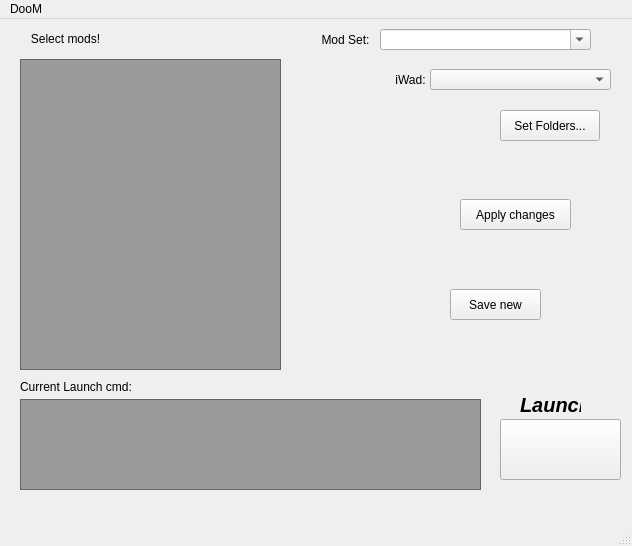
Before: the Qt Designer form mainwindow.ui in p-sh07/qt-cpp-the-plasma-launcher, drawn with Qt 5.
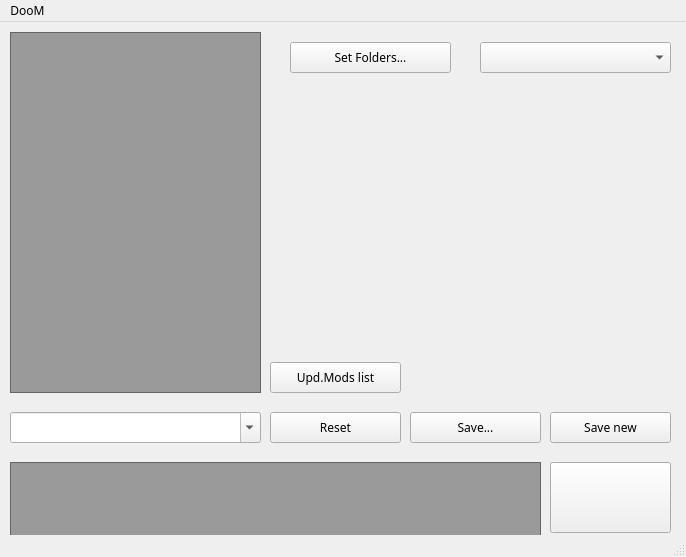
After: the same form once the commit is applied. Icons and pictures are not drawn.

The edit to the form file:
```diff
--- a/mainwindow.ui
+++ b/mainwindow.ui
@@ -6,8 +6,8 @@
    <rect>
     <x>0</x>
     <y>0</y>
-    <width>632</width>
-    <height>546</height>
+    <width>686</width>
+    <height>557</height>
    </rect>
   </property>
   <property name="minimumSize">
@@ -18,10 +18,15 @@
   </property>
   <property name="maximumSize">
    <size>
-    <width>632</width>
-    <height>546</height>
+    <width>686</width>
+    <height>557</height>
    </size>
   </property>
+  <property name="font">
+   <font>
+    <family>Fira Code</family>
+   </font>
+  </property>
   <property name="windowTitle">
    <string>PlasmaLauncher</string>
   </property>
@@ -29,132 +34,13 @@
    <string notr="true">background-image: url(:/plasma-resized.png);</string>
   </property>
   <widget class="QWidget" name="centralwidget">
-   <widget class="QLabel" name="label_3">
-    <property name="geometry">
-     <rect>
-      <x>20</x>
-      <y>10</y>
-      <width>91</width>
-      <height>20</height>
-     </rect>
-    </property>
-    <property name="text">
-     <string>Select mods!</string>
-    </property>
-    <property name="alignment">
-     <set>Qt::AlignCenter</set>
-    </property>
-    <property name="wordWrap">
-     <bool>true</bool>
-    </property>
-   </widget>
-   <widget class="QPushButton" name="save_btn">
-    <property name="geometry">
-     <rect>
-      <x>450</x>
-      <y>270</y>
-      <width>91</width>
-      <height>31</height>
-     </rect>
-    </property>
-    <property name="palette">
-     <palette>
-      <active>
-       <colorrole role="Light">
-        <brush brushstyle="SolidPattern">
-         <color alpha="255">
-          <red>15</red>
-          <green>125</green>
-          <blue>127</blue>
-         </color>
-        </brush>
-       </colorrole>
-      </active>
-      <inactive>
-       <colorrole role="Light">
-        <brush brushstyle="SolidPattern">
-         <color alpha="255">
-          <red>15</red>
-          <green>125</green>
-          <blue>127</blue>
-         </color>
-        </brush>
-       </colorrole>
-      </inactive>
-      <disabled>
-       <colorrole role="Light">
-        <brush brushstyle="SolidPattern">
-         <color alpha="255">
-          <red>15</red>
-          <green>125</green>
-          <blue>127</blue>
-         </color>
-        </brush>
-       </colorrole>
-      </disabled>
-     </palette>
-    </property>
-    <property name="text">
-     <string>Save new</string>
-    </property>
-   </widget>
-   <widget class="QPushButton" name="apply_btn">
-    <property name="geometry">
-     <rect>
-      <x>460</x>
-      <y>180</y>
-      <width>111</width>
-      <height>31</height>
-     </rect>
-    </property>
-    <property name="palette">
-     <palette>
-      <active>
-       <colorrole role="Light">
-        <brush brushstyle="SolidPattern">
-         <color alpha="255">
-          <red>15</red>
-          <green>125</green>
-          <blue>127</blue>
-         </color>
-        </brush>
-       </colorrole>
-      </active>
-      <inactive>
-       <colorrole role="Light">
-        <brush brushstyle="SolidPattern">
-         <color alpha="255">
-          <red>15</red>
-          <green>125</green>
-          <blue>127</blue>
-         </color>
-        </brush>
-       </colorrole>
-      </inactive>
-      <disabled>
-       <colorrole role="Light">
-        <brush brushstyle="SolidPattern">
-         <color alpha="255">
-          <red>15</red>
-          <green>125</green>
-          <blue>127</blue>
-         </color>
-        </brush>
-       </colorrole>
-      </disabled>
-     </palette>
-    </property>
-    <property name="text">
-     <string>Apply changes</string>
-    </property>
-   </widget>
    <widget class="QListWidget" name="mods_selection_list">
     <property name="geometry">
      <rect>
-      <x>20</x>
-      <y>40</y>
-      <width>261</width>
-      <height>311</height>
+      <x>10</x>
+      <y>10</y>
+      <width>251</width>
+      <height>361</height>
      </rect>
     </property>
     <property name="autoFillBackground">
@@ -165,93 +51,13 @@
 background-color: rgba(10,10,10, 95);</string>
     </property>
    </widget>
-   <widget class="QLabel" name="label_6">
-    <property name="geometry">
-     <rect>
-      <x>310</x>
-      <y>10</y>
-      <width>71</width>
-      <height>21</height>
-     </rect>
-    </property>
-    <property name="palette">
-     <palette>
-      <active>
-       <colorrole role="Dark">
-        <brush brushstyle="SolidPattern">
-         <color alpha="255">
-          <red>0</red>
-          <green>170</green>
-          <blue>255</blue>
-         </color>
-        </brush>
-       </colorrole>
-      </active>
-      <inactive>
-       <colorrole role="Dark">
-        <brush brushstyle="SolidPattern">
-         <color alpha="255">
-          <red>0</red>
-          <green>170</green>
-          <blue>255</blue>
-         </color>
-        </brush>
-       </colorrole>
-      </inactive>
-      <disabled>
-       <colorrole role="WindowText">
-        <brush brushstyle="SolidPattern">
-         <color alpha="255">
-          <red>0</red>
-          <green>170</green>
-          <blue>255</blue>
-         </color>
-        </brush>
-       </colorrole>
-       <colorrole role="Dark">
-        <brush brushstyle="SolidPattern">
-         <color alpha="255">
-          <red>0</red>
-          <green>170</green>
-          <blue>255</blue>
-         </color>
-        </brush>
-       </colorrole>
-       <colorrole role="Text">
-        <brush brushstyle="SolidPattern">
-         <color alpha="255">
-          <red>0</red>
-          <green>170</green>
-          <blue>255</blue>
-         </color>
-        </brush>
-       </colorrole>
-       <colorrole role="ButtonText">
-        <brush brushstyle="SolidPattern">
-         <color alpha="255">
-          <red>0</red>
-          <green>170</green>
-          <blue>255</blue>
-         </color>
-        </brush>
-       </colorrole>
-      </disabled>
-     </palette>
-    </property>
-    <property name="text">
-     <string>Mod Set:</string>
-    </property>
-    <property name="alignment">
-     <set>Qt::AlignCenter</set>
-    </property>
-   </widget>
    <widget class="QComboBox" name="modset_select_combo">
     <property name="geometry">
      <rect>
-      <x>380</x>
-      <y>10</y>
-      <width>211</width>
-      <height>21</height>
+      <x>10</x>
+      <y>390</y>
+      <width>251</width>
+      <height>31</height>
      </rect>
     </property>
     <property name="editable">
@@ -261,41 +67,20 @@
    <widget class="QComboBox" name="iwad_select_combo">
     <property name="geometry">
      <rect>
-      <x>430</x>
-      <y>50</y>
-      <width>181</width>
-      <height>21</height>
+      <x>480</x>
+      <y>20</y>
+      <width>191</width>
+      <height>31</height>
      </rect>
-    </property>
-    <property name="font">
-     <font>
-      <family>.AppleSystemUIFont</family>
-     </font>
-    </property>
-   </widget>
-   <widget class="QLabel" name="label_5">
-    <property name="geometry">
-     <rect>
-      <x>390</x>
-      <y>50</y>
-      <width>41</width>
-      <height>21</height>
-     </rect>
-    </property>
-    <property name="text">
-     <string>iWad:</string>
-    </property>
-    <property name="alignment">
-     <set>Qt::AlignCenter</set>
     </property>
    </widget>
    <widget class="QPushButton" name="launch_game_btn">
     <property name="geometry">
      <rect>
-      <x>500</x>
-      <y>400</y>
+      <x>550</x>
+      <y>440</y>
       <width>121</width>
-      <height>61</height>
+      <height>71</height>
      </rect>
     </property>
     <property name="minimumSize">
@@ -304,52 +89,6 @@
       <height>0</height>
      </size>
     </property>
-    <property name="palette">
-     <palette>
-      <active>
-       <colorrole role="Light">
-        <brush brushstyle="SolidPattern">
-         <color alpha="255">
-          <red>15</red>
-          <green>125</green>
-          <blue>127</blue>
-         </color>
-        </brush>
-       </colorrole>
-      </active>
-      <inactive>
-       <colorrole role="Light">
-        <brush brushstyle="SolidPattern">
-         <color alpha="255">
-          <red>15</red>
-          <green>125</green>
-          <blue>127</blue>
-         </color>
-        </brush>
-       </colorrole>
-      </inactive>
-      <disabled>
-       <colorrole role="Light">
-        <brush brushstyle="SolidPattern">
-         <color alpha="255">
-          <red>15</red>
-          <green>125</green>
-          <blue>127</blue>
-         </color>
-        </brush>
-       </colorrole>
-      </disabled>
-     </palette>
-    </property>
-    <property name="font">
-     <font>
-      <pointsize>12</pointsize>
-      <italic>true</italic>
-      <bold>true</bold>
-      <underline>false</underline>
-      <strikeout>false</strikeout>
-     </font>
-    </property>
     <property name="acceptDrops">
      <bool>false</bool>
     </property>
@@ -369,168 +108,26 @@
      <bool>false</bool>
     </property>
    </widget>
-   <widget class="QLabel" name="label_7">
-    <property name="geometry">
-     <rect>
-      <x>520</x>
-      <y>370</y>
-      <width>61</width>
-      <height>31</height>
-     </rect>
-    </property>
-    <property name="font">
-     <font>
-      <pointsize>15</pointsize>
-      <italic>true</italic>
-      <bold>true</bold>
-     </font>
-    </property>
-    <property name="text">
-     <string>Launch!</string>
-    </property>
-   </widget>
    <widget class="QTextEdit" name="text_cmd_display">
     <property name="geometry">
      <rect>
-      <x>20</x>
-      <y>380</y>
-      <width>461</width>
-      <height>91</height>
+      <x>10</x>
+      <y>440</y>
+      <width>531</width>
+      <height>81</height>
      </rect>
     </property>
-    <property name="palette">
-     <palette>
-      <active>
-       <colorrole role="Button">
-        <brush brushstyle="SolidPattern">
-         <color alpha="95">
-          <red>10</red>
-          <green>10</green>
-          <blue>10</blue>
-         </color>
-        </brush>
-       </colorrole>
-       <colorrole role="Text">
-        <brush brushstyle="SolidPattern">
-         <color alpha="247">
-          <red>83</red>
-          <green>160</green>
-          <blue>245</blue>
-         </color>
-        </brush>
-       </colorrole>
-       <colorrole role="Base">
-        <brush brushstyle="NoBrush">
-         <color alpha="255">
-          <red>0</red>
-          <green>0</green>
-          <blue>0</blue>
-         </color>
-        </brush>
-       </colorrole>
-       <colorrole role="Window">
-        <brush brushstyle="SolidPattern">
-         <color alpha="95">
-          <red>10</red>
-          <green>10</green>
-          <blue>10</blue>
-         </color>
-        </brush>
-       </colorrole>
-      </active>
-      <inactive>
-       <colorrole role="Button">
-        <brush brushstyle="SolidPattern">
-         <color alpha="95">
-          <red>10</red>
-          <green>10</green>
-          <blue>10</blue>
-         </color>
-        </brush>
-       </colorrole>
-       <colorrole role="Text">
-        <brush brushstyle="SolidPattern">
-         <color alpha="247">
-          <red>83</red>
-          <green>160</green>
-          <blue>245</blue>
-         </color>
-        </brush>
-       </colorrole>
-       <colorrole role="Base">
-        <brush brushstyle="NoBrush">
-         <color alpha="255">
-          <red>0</red>
-          <green>0</green>
-          <blue>0</blue>
-         </color>
-        </brush>
-       </colorrole>
-       <colorrole role="Window">
-        <brush brushstyle="SolidPattern">
-         <color alpha="95">
-          <red>10</red>
-          <green>10</green>
-          <blue>10</blue>
-         </color>
-        </brush>
-       </colorrole>
-      </inactive>
-      <disabled>
-       <colorrole role="Button">
-        <brush brushstyle="SolidPattern">
-         <color alpha="95">
-          <red>10</red>
-          <green>10</green>
-          <blue>10</blue>
-         </color>
-        </brush>
-       </colorrole>
-       <colorrole role="Base">
-        <brush brushstyle="NoBrush">
-         <color alpha="255">
-          <red>0</red>
-          <green>0</green>
-          <blue>0</blue>
-         </color>
-        </brush>
-       </colorrole>
-       <colorrole role="Window">
-        <brush brushstyle="SolidPattern">
-         <color alpha="95">
-          <red>10</red>
-          <green>10</green>
-          <blue>10</blue>
-         </color>
-        </brush>
-       </colorrole>
-      </disabled>
-     </palette>
-    </property>
     <property name="styleSheet">
      <string notr="true">background-image: url();
 background-color: rgba(10,10,10, 95);</string>
     </property>
    </widget>
-   <widget class="QLabel" name="label">
+   <widget class="QPushButton" name="set_folders_btn">
     <property name="geometry">
      <rect>
-      <x>20</x>
-      <y>360</y>
-      <width>151</width>
-      <height>16</height>
-     </rect>
-    </property>
-    <property name="text">
-     <string>Current Launch cmd:</string>
-    </property>
-   </widget>
-   <widget class="QPushButton" name="pushButton">
-    <property name="geometry">
-     <rect>
-      <x>500</x>
-      <y>91</y>
-      <width>100</width>
+      <x>290</x>
+      <y>20</y>
+      <width>161</width>
       <height>31</height>
      </rect>
     </property>
@@ -538,26 +135,65 @@
      <string>Set Folders...</string>
     </property>
    </widget>
-   <zorder>label_3</zorder>
-   <zorder>save_btn</zorder>
-   <zorder>apply_btn</zorder>
-   <zorder>mods_selection_list</zorder>
-   <zorder>label_6</zorder>
-   <zorder>modset_select_combo</zorder>
-   <zorder>iwad_select_combo</zorder>
-   <zorder>label_5</zorder>
-   <zorder>label_7</zorder>
-   <zorder>launch_game_btn</zorder>
-   <zorder>text_cmd_display</zorder>
-   <zorder>label</zorder>
-   <zorder>pushButton</zorder>
+   <widget class="QPushButton" name="reset_btn">
+    <property name="geometry">
+     <rect>
+      <x>270</x>
+      <y>390</y>
+      <width>131</width>
+      <height>31</height>
+     </rect>
+    </property>
+    <property name="text">
+     <string>Reset</string>
+    </property>
+   </widget>
+   <widget class="QPushButton" name="updmodlist_btn">
+    <property name="geometry">
+     <rect>
+      <x>270</x>
+      <y>340</y>
+      <width>131</width>
+      <height>31</height>
+     </rect>
+    </property>
+    <property name="text">
+     <string>Upd.Mods list</string>
+    </property>
+   </widget>
+   <widget class="QPushButton" name="apply_btn">
+    <property name="geometry">
+     <rect>
+      <x>410</x>
+      <y>390</y>
+      <width>131</width>
+      <height>31</height>
+     </rect>
+    </property>
+    <property name="text">
+     <string>Save...</string>
+    </property>
+   </widget>
+   <widget class="QPushButton" name="save_new_btn">
+    <property name="geometry">
+     <rect>
+      <x>550</x>
+      <y>390</y>
+      <width>121</width>
+      <height>31</height>
+     </rect>
+    </property>
+    <property name="text">
+     <string>Save new</string>
+    </property>
+   </widget>
   </widget>
   <widget class="QMenuBar" name="menubar">
    <property name="geometry">
     <rect>
      <x>0</x>
      <y>0</y>
-     <width>632</width>
+     <width>686</width>
      <height>38</height>
     </rect>
    </property>
```
